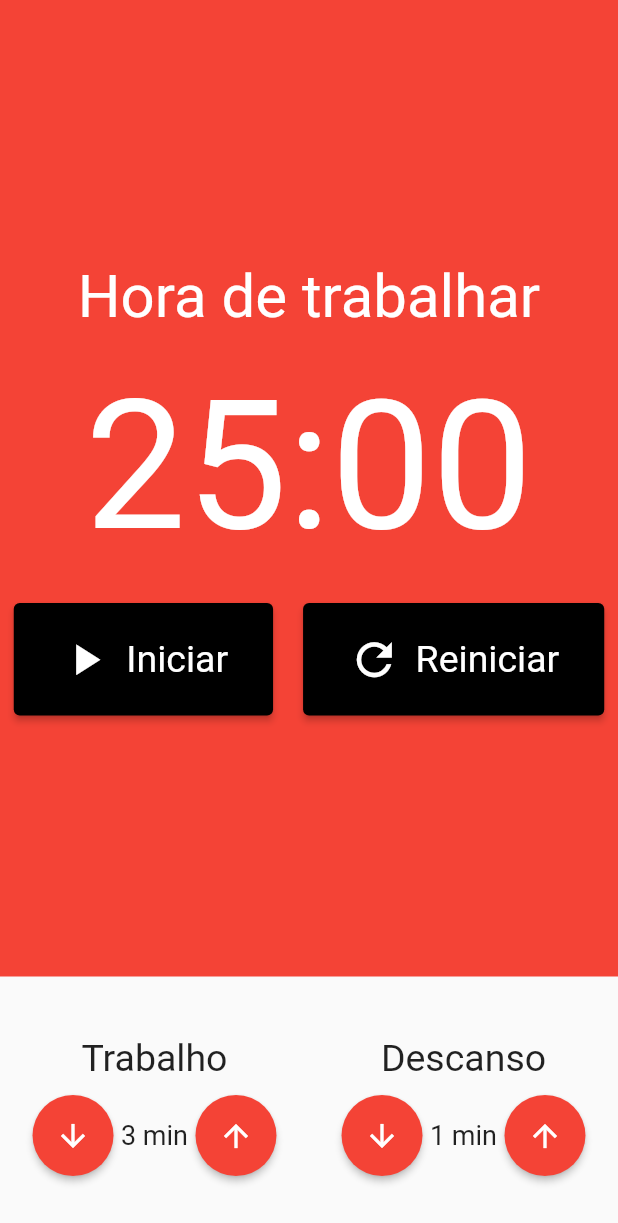
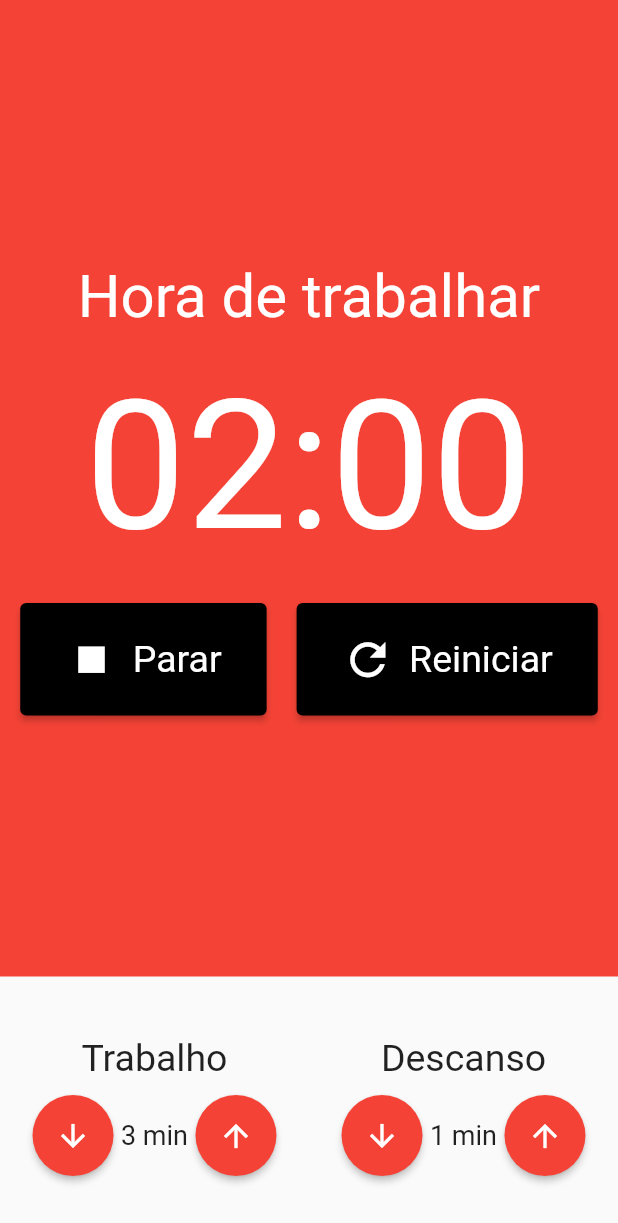
Before and after one commit to estelson/pomodoro, a Flutter app: the screen it shows after launch, item 2 of the bottom bar chosen, after a tap on "Iniciar", on a phone screen of 412 x 824 dp. Shown: the top 1223 px of the screen. Run offline on Flutter 3.47's test engine with Material 2 defaults, Android fonts, the phone set to English and light mode, and no system bars; our stand-ins replace flutter_mobx, mobx; generated files the repository leaves out were written again.

Commit message:
PomodoroStore - Alteração #02

```diff
--- a/lib/components/cronometro.botao.dart
+++ b/lib/components/cronometro.botao.dart
@@ -3,8 +3,9 @@ import 'package:flutter/material.dart';
 class CronometroBotao extends StatelessWidget {
   final String texto;
   final IconData icone;
+  final void Function()? onClick;
 
-  const CronometroBotao({Key? key, required this.texto, required this.icone}) : super(key: key);
+  const CronometroBotao({Key? key, required this.texto, required this.icone, this.onClick}) : super(key: key);
 
   @override
   Widget build(BuildContext context) {
@@ -19,7 +20,7 @@ class CronometroBotao extends StatelessWidget {
           fontSize: 25,
         ),
       ),
-      onPressed: () {},
+      onPressed: onClick,
       child: Row(
         children: [
           Padding(
--- a/lib/components/cronometro.dart
+++ b/lib/components/cronometro.dart
@@ -1,55 +1,67 @@
 import 'package:flutter/material.dart';
+import 'package:flutter_mobx/flutter_mobx.dart';
 import 'package:pomodoro/components/cronometro.botao.dart';
+import 'package:pomodoro/store/pomodoro.store.dart';
+import 'package:provider/provider.dart';
 
 class Cronometro extends StatelessWidget {
   const Cronometro({Key? key}) : super(key: key);
 
   @override
   Widget build(BuildContext context) {
+    final store = Provider.of<PomodoroStore>(context);
+
     return Container(
       color: Colors.red,
       child: Column(
         mainAxisAlignment: MainAxisAlignment.center,
-        children:  [
+        children: [
           Text(
             "Hora de trabalhar",
             style: TextStyle(fontSize: 40, color: Colors.white),
           ),
           SizedBox(height: 20),
           Text(
-            "25:00",
+            "${store.minutos.toString().padLeft(2, "0")}:${store.segundos.toString().padLeft(2, "0")}",
             style: TextStyle(
               fontSize: 120,
               color: Colors.white,
             ),
           ),
           SizedBox(height: 20),
-          Row(
+          Observer(
+            builder: (_) => Row(
               mainAxisAlignment: MainAxisAlignment.center,
-            children: const [
+              children: [
+                if (!store.iniciado)
                   Padding(
                     padding: EdgeInsets.only(right: 10),
                     child: CronometroBotao(
                       texto: "Iniciar",
                       icone: Icons.play_arrow,
+                      onClick: store.iniciar,
                     ),
                   ),
-              // Padding(
-              //   padding: EdgeInsets.only(right: 10),
-              //   child: CronometroBotao(
-              //     texto: "Parar",
-              //     icone: Icons.stop,
-              //   ),
-              // ),
+                if (store.iniciado)
+                  Padding(
+                    padding: EdgeInsets.only(right: 10),
+                    child: CronometroBotao(
+                      texto: "Parar",
+                      icone: Icons.stop,
+                      onClick: store.parar,
+                    ),
+                  ),
                 Padding(
                   padding: EdgeInsets.only(left: 10),
                   child: CronometroBotao(
                     texto: "Reiniciar",
                     icone: Icons.refresh,
+                    onClick: store.reiniciar,
                   ),
                 ),
               ],
-          )
+            ),
+          ),
         ],
       ),
     );
```
Also changed, not shown: lib/store/pomodoro.store.dart (+24 -0 lines), lib/store/pomodoro.store.g.dart. Lines whose indentation alone changed are shown as unchanged.
